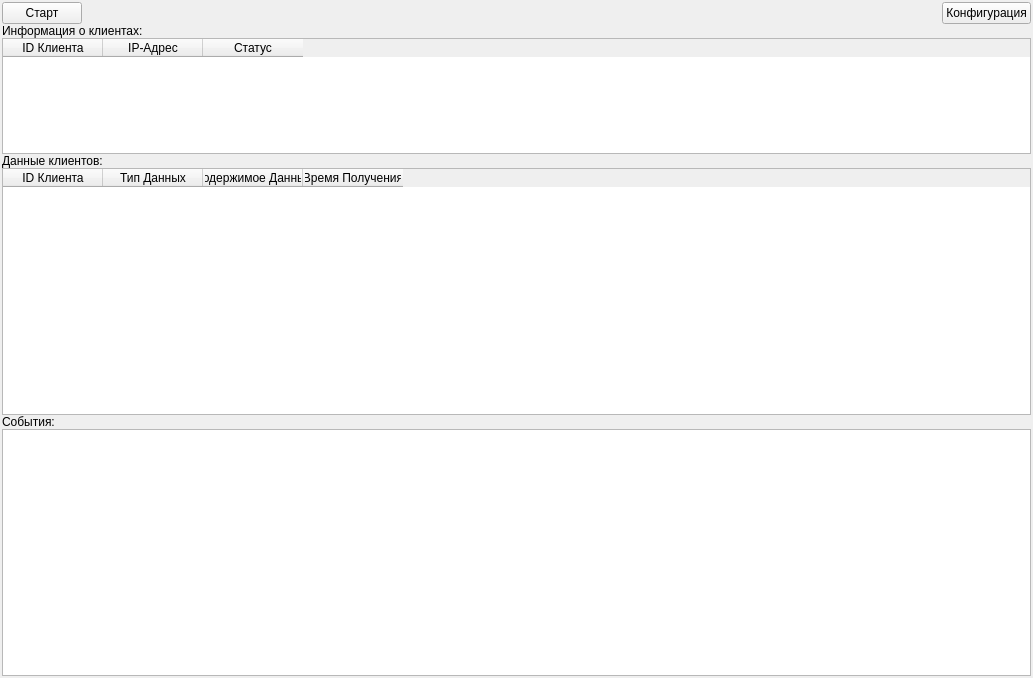
Before: the Qt Designer form server/forms/mainwindow.ui in dmitr-fedorov/telecom-system, drawn with Qt 5.
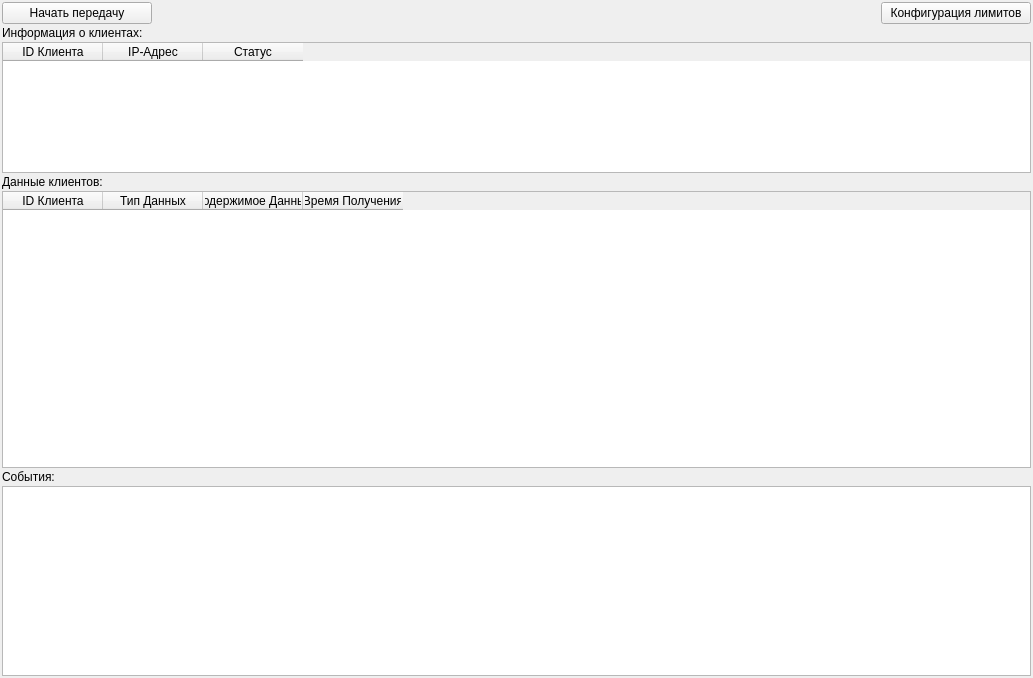
After: the same form once the commit is applied.

```diff
--- a/server/forms/mainwindow.ui
+++ b/server/forms/mainwindow.ui
@@ -14,9 +14,9 @@
    <string>MainWindow</string>
   </property>
   <widget class="QWidget" name="centralwidget">
-   <layout class="QVBoxLayout" name="verticalLayout" stretch="0,5,10,10">
+   <layout class="QVBoxLayout" name="verticalLayout" stretch="0,5,10,7">
     <property name="spacing">
-     <number>0</number>
+     <number>2</number>
     </property>
     <property name="leftMargin">
      <number>2</number>
@@ -40,8 +40,14 @@
           <verstretch>0</verstretch>
          </sizepolicy>
         </property>
+        <property name="minimumSize">
+         <size>
+          <width>150</width>
+          <height>0</height>
+         </size>
+        </property>
         <property name="text">
-         <string>Старт</string>
+         <string>Начать передачу</string>
         </property>
        </widget>
       </item>
@@ -66,8 +72,14 @@
           <verstretch>0</verstretch>
          </sizepolicy>
         </property>
+        <property name="minimumSize">
+         <size>
+          <width>150</width>
+          <height>0</height>
+         </size>
+        </property>
         <property name="text">
-         <string>Конфигурация</string>
+         <string>Конфигурация лимитов</string>
         </property>
        </widget>
       </item>
```
Left out of the diff: 2 changed lines with no effect on the pictures.
